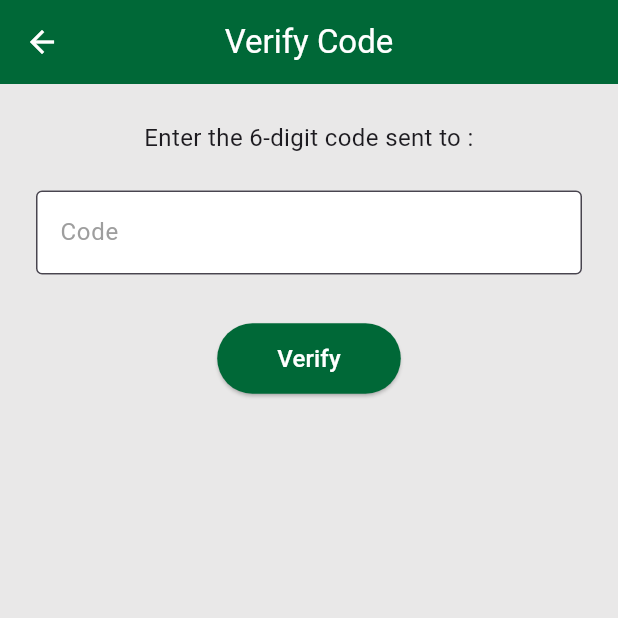
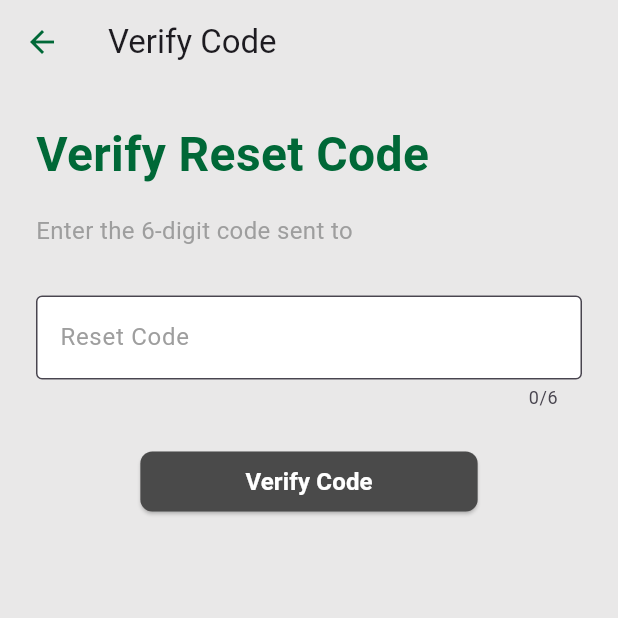
Before and after one commit to bounswe/bounswe2025group6, a Flutter app: the VerifyCodeScreen screen opened directly with empty values, on a phone screen of 412 x 824 dp, the top half of it. Run offline on Flutter 3.47's test engine with Material 3 defaults, Android fonts, the phone set to English and light mode, and no system bars; our stand-ins replace file_picker, flutter_secure_storage; accounts and stored records are empty.

Commit message:
changed the password reset APIs. Updated the tests. Prepared the new_pass_screen to the implementation

```diff
--- a/mobile/lib/screens/verify_code_screen.dart
+++ b/mobile/lib/screens/verify_code_screen.dart
@@ -1,96 +1,110 @@
 import 'package:flutter/material.dart';
-import 'package:flutter/services.dart';
-import 'package:fithub/theme/app_theme.dart';
-import 'package:fithub/screens/new_password_screen.dart';
+import '../services/auth_service.dart';
+import '../theme/app_theme.dart';
+import './new_password_screen.dart';
 
 class VerifyCodeScreen extends StatefulWidget {
   final String email;
+  final AuthService? authService;
 
-  const VerifyCodeScreen({super.key, required this.email});
+  const VerifyCodeScreen({
+    required this.email,
+    this.authService,
+    super.key,
+  });
 
   @override
   State<VerifyCodeScreen> createState() => _VerifyCodeScreenState();
 }
 
 class _VerifyCodeScreenState extends State<VerifyCodeScreen> {
+  final _resetCodeController = TextEditingController();
   final _formKey = GlobalKey<FormState>();
-  final _codeController = TextEditingController();
-
-  Future<bool> _validateCode(String code) async {
-    await Future.delayed(const Duration(milliseconds: 300));
-    return code == '123456'; // DEMO: accept 123456 as valid
-  }
-
-  void _submit() async {
-    if (_formKey.currentState!.validate()) {
-      final ok = await _validateCode(_codeController.text);
-      if (!ok) {
-        ScaffoldMessenger.of(context).showSnackBar(
-          const SnackBar(content: Text('Invalid code. Please try again.')),
-        );
-        return;
-      }
-
-      Navigator.pushReplacement(
-        context,
-        MaterialPageRoute(builder: (_) => const CreateNewPasswordPage()),
-      );
-    }
-  }
+  late final AuthService _authService;
+  bool _isLoading = false;
 
   @override
-  void dispose() {
-    _codeController.dispose();
-    super.dispose();
+  void initState() {
+    super.initState();
+    _authService = widget.authService ?? AuthService();
   }
 
   @override
   Widget build(BuildContext context) {
     return Scaffold(
-      backgroundColor: AppTheme.backgroundGrey,
       appBar: AppBar(
         title: const Text('Verify Code'),
-        centerTitle: true,
-        backgroundColor: AppTheme.primaryGreen,
-        foregroundColor: Colors.white,
+        backgroundColor: Colors.transparent,
+        elevation: 0,
+        iconTheme: const IconThemeData(color: AppTheme.primaryGreen),
       ),
-      body: Padding(
-        padding: const EdgeInsets.all(24),
+      body: SingleChildScrollView(
+        padding: const EdgeInsets.all(24.0),
         child: Form(
           key: _formKey,
           child: Column(
+            crossAxisAlignment: CrossAxisAlignment.stretch,
             children: [
+              const Text(
+                'Verify Reset Code',
+                style: TextStyle(
+                  fontSize: 32,
+                  fontWeight: FontWeight.bold,
+                  color: AppTheme.primaryGreen,
+                ),
+              ),
+              const SizedBox(height: 16),
               Text(
-                'Enter the 6-digit code sent to ${widget.email}:',
-                style: const TextStyle(fontSize: 16),
-                textAlign: TextAlign.center,
+                'Enter the 6-digit code sent to ${widget.email}',
+                style: const TextStyle(
+                  fontSize: 16,
+                  color: Colors.grey,
+                ),
+              ),
+              const SizedBox(height: 32),
+              TextFormField(
+                controller: _resetCodeController,
+                keyboardType: TextInputType.number,
+                maxLength: 6,
+                decoration: const InputDecoration(
+                  labelText: 'Reset Code',
+                  border: OutlineInputBorder(),
+                ),
+                validator: (value) {
+                  if (value == null || value.isEmpty) {
+                    return 'Please enter the reset code';
+                  }
+                  if (value.length != 6) {
+                    return 'Reset code must be 6 digits';
+                  }
+                  return null;
+                },
               ),
               const SizedBox(height: 24),
-              TextFormField(
-                controller: _codeController,
-                keyboardType: TextInputType.number,
-                maxLength: 6,
-                inputFormatters: [FilteringTextInputFormatter.digitsOnly],
-                decoration: const InputDecoration(
-                  labelText: 'Code',
-                  border: OutlineInputBorder(),
-                  counterText: '',
-                ),
-                validator: (v) =>
-                (v != null && v.length == 6) ? null : 'Enter 6-digit code',
-              ),
-              const SizedBox(height: 32),
-              ElevatedButton(
-                onPressed: _submit,
-                style: ElevatedButton.styleFrom(
-                  backgroundColor: AppTheme.primaryGreen,
-                  padding: const EdgeInsets.symmetric(
-                      horizontal: 40, vertical: 12),
-                ),
-                child: const Text(
-                  'Verify',
-                  style: TextStyle(color: Colors.white, fontSize: 16),
-                ),
+              Center(
+                child: _isLoading
+                    ? const CircularProgressIndicator()
+                    : ElevatedButton(
+                        onPressed: _verifyCode,
+                        style: ElevatedButton.styleFrom(
+                          backgroundColor: AppTheme.buttonGrey,
+                          padding: const EdgeInsets.symmetric(
+                            horizontal: 70,
+                            vertical: 8,
+                          ),
+                          shape: RoundedRectangleBorder(
+                            borderRadius: BorderRadius.circular(8),
+                          ),
+                        ),
+                        child: const Text(
+                          'Verify Code',
+                          style: TextStyle(
+                            fontSize: 16,
+                            fontWeight: FontWeight.bold,
+                            color: Colors.white,
+                          ),
+                        ),
+                      ),
               ),
             ],
           ),
@@ -98,4 +112,60 @@ class _VerifyCodeScreenState extends State<VerifyCodeScreen> {
       ),
     );
   }
+
+  Future<void> _verifyCode() async {
+    if (_formKey.currentState!.validate()) {
+      setState(() {
+        _isLoading = true;
+      });
+
+      try {
+        await _authService.verifyResetCode(
+          widget.email,
+          _resetCodeController.text.trim(),
+        );
+
+        if (mounted) {
+          ScaffoldMessenger.of(context).showSnackBar(
+            const SnackBar(
+              content: Text('Code verified successfully'),
+              backgroundColor: AppTheme.primaryGreen,
+            ),
+          );
+
+          // Navigate to new password screen
+          Navigator.pushReplacement(
+            context,
+            MaterialPageRoute(
+              builder: (_) => CreateNewPasswordPage(
+                email: widget.email,
+                authService: _authService,
+              ),
+            ),
+          );
+        }
+      } catch (e) {
+        if (mounted) {
+          ScaffoldMessenger.of(context).showSnackBar(
+            SnackBar(
+              content: Text(e.toString()),
+              backgroundColor: Colors.red,
+            ),
+          );
+        }
+      } finally {
+        if (mounted) {
+          setState(() {
+            _isLoading = false;
+          });
+        }
+      }
+    }
+  }
+
+  @override
+  void dispose() {
+    _resetCodeController.dispose();
+    super.dispose();
+  }
 }
--- a/mobile/pubspec.yaml
+++ b/mobile/pubspec.yaml
@@ -39,6 +39,7 @@ dependencies:
   flutter_secure_storage: ^9.2.4
   # Add keyboard_visibility for better keyboard handling
   flutter_keyboard_visibility: ^6.0.0
+  logging: ^1.2.0
 
 dev_dependencies:
   flutter_test:
```
Also changed, not shown: mobile/lib/screens/forgot_pass_screen.dart (+6 -3 lines), mobile/lib/screens/new_password_screen.dart (+9 -1 lines), mobile/lib/services/auth_service.dart (+62 -3 lines), mobile/pubspec.lock, 4 other files.
